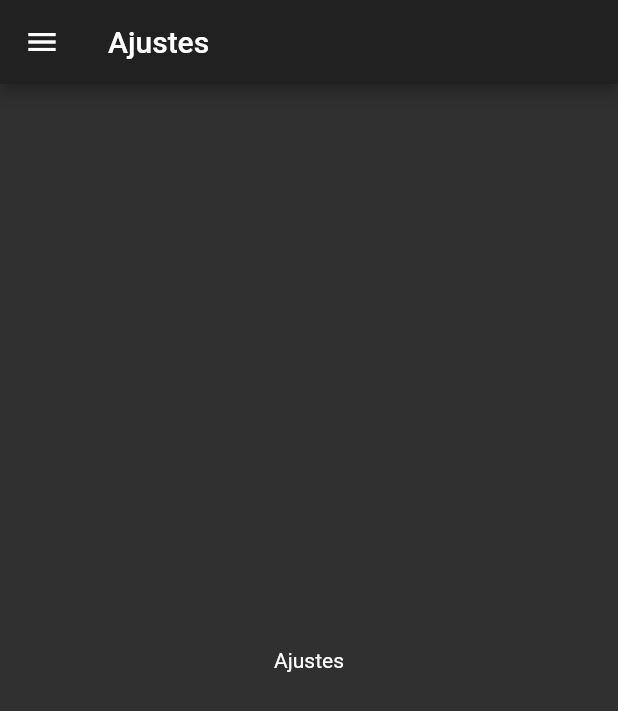
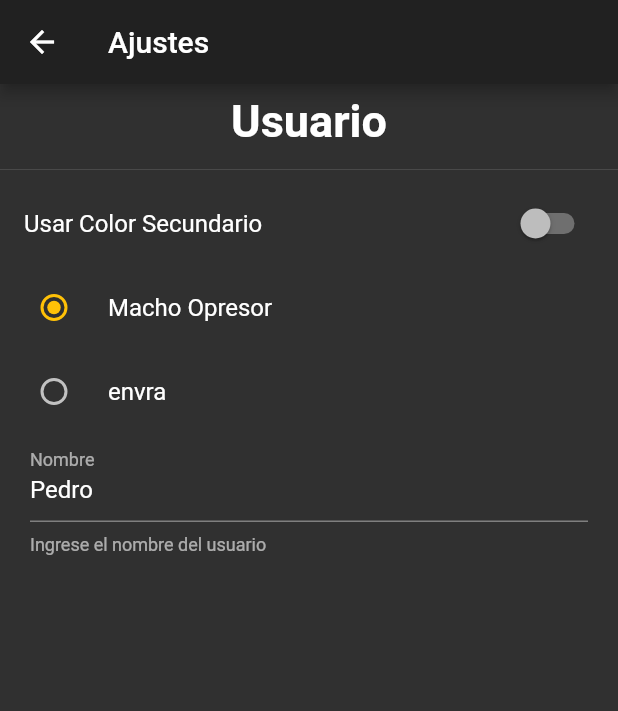
Before and after one commit to XzzIsor/User_Preferences_Template, a Flutter app: the SettingsScreen screen opened by its route, on a phone screen of 412 x 824 dp. Shown: the top 711 px of the screen. Run offline on Flutter 3.47's test engine with Material 2 defaults, Android fonts, the phone set to English and light mode, and no system bars.

Commit message:
Settings Screen Update

```diff
--- a/lib/Screens/HomeScreen.dart
+++ b/lib/Screens/HomeScreen.dart
@@ -14,9 +14,7 @@ class HomeScreen extends StatelessWidget {
         child: Column(
               mainAxisAlignment: MainAxisAlignment.center,
               children: [
-                Text("juan es muy buena persona"),
-                Text("juan es muy buena persona"),
-                Text("juan es muy buena persona"),
+                Text("Daniel es hembrita"),
               ],
           ),
       ),
--- a/lib/Screens/SettingScreen.dart
+++ b/lib/Screens/SettingScreen.dart
@@ -1,21 +1,15 @@
 import 'package:flutter/material.dart';
-import 'package:user_preferences/Widgets/Custom_Drawer.dart';
+import 'package:user_preferences/Widgets/Settings_Body.dart';
 
 class SettingsScreen extends StatelessWidget {
 
   @override
   Widget build(BuildContext context) {
     return Scaffold(
-
       appBar: AppBar(
         title: Text('Ajustes'),
       ),
-      body: Center(
-        child: Text('Ajustes'),
-
-      ),
-      drawer: CustomDrawer(),
-
+      body: SettingsBody(),
     );
   }
 }
--- a/lib/Widgets/Custom_Drawer.dart
+++ b/lib/Widgets/Custom_Drawer.dart
@@ -18,7 +18,7 @@ class CustomDrawer extends StatelessWidget {
 
           ListTile(
             leading: Icon(Icons.accessible_outlined),
-            title: Text('Sexo'),
+            title: Text('Usuario'),
             onTap: (){
              Navigator.pushReplacementNamed(context, '/');
             },
@@ -26,7 +26,7 @@ class CustomDrawer extends StatelessWidget {
 
           ListTile(
             leading: Icon(Icons.radio),
-            title: Text('Anal'),
+            title: Text('Localización'),
             onTap: (){},
           ),
 
--- /dev/null
+++ b/lib/Widgets/Settings_Body.dart
@@ -0,0 +1,90 @@
+import 'package:flutter/material.dart';
+
+class SettingsBody extends StatefulWidget {
+  @override
+  _SettingsBodyState createState() => _SettingsBodyState();
+}
+
+class _SettingsBodyState extends State<SettingsBody> {
+  bool _colorSecundario = false;
+  int _genderRatioOption = 1;
+
+  String _nombre = "Pedro";
+  TextEditingController _textController;
+
+  @override
+  void initState() {
+    super.initState();
+    _textController = new TextEditingController(text: _nombre);
+  }
+
+
+
+  @override
+  Widget build(BuildContext context) {
+    return ListView(
+      children: [
+        Container(
+          padding: EdgeInsets.all(7.0),
+          child: Center(
+            child: Text(
+              'Usuario',
+              style: TextStyle(
+                fontSize: 30.0,
+                fontWeight: FontWeight.bold,
+              ),
+            ),
+          ),
+        ),
+        Divider(),
+        SwitchListTile(
+          value: _colorSecundario,
+          onChanged: (value) {
+            setState(() {
+              _colorSecundario = value;
+            });
+          },
+          title: Text('Usar Color Secundario'),
+          activeColor: Colors.amber,
+        ),
+        RadioListTile(
+          title: Text('Macho Opresor'),
+          value: 1,
+          activeColor: Colors.amber,
+          onChanged: (value){
+            setState(() {
+            _genderRatioOption = value;
+            });
+          },
+          groupValue: _genderRatioOption,
+
+        ),
+        RadioListTile(
+          value: 2,
+          title:Text("envra"),
+          activeColor: Colors.amber,
+          onChanged: (value){
+            setState(() {
+            _genderRatioOption = value;
+            });
+          },
+          groupValue: _genderRatioOption,
+
+        ),
+        Container(
+          padding: EdgeInsets.symmetric(horizontal: 20),
+          child: TextField(
+            controller: _textController,
+            decoration: InputDecoration(
+              helperText: 'Ingrese el nombre del usuario',
+              labelText: 'Nombre',
+              focusColor: Colors.amber,
+              fillColor: Colors.amber
+            ),
+          ),
+        )
+
+      ],
+    );
+  }
+}
```
